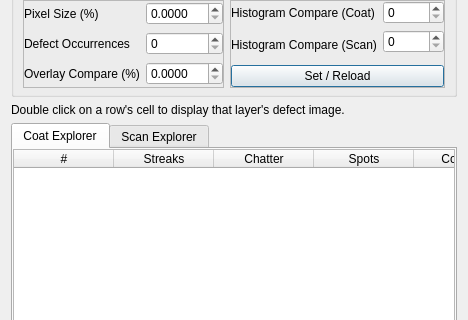
First picture: the form in gui/dialogDefectReports.ui, repository Spinarakk/defectmonitor, before the edit; both pictures show x 0 to 468 and y 82 to 402 of the 468 by 695 pixel window.
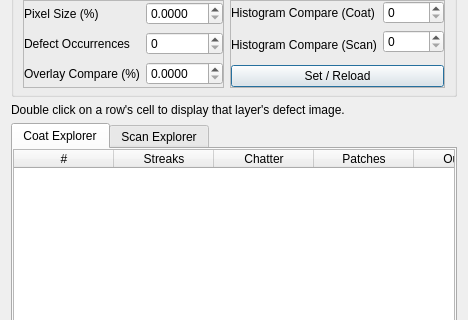
Second picture: the form after the edit. Icons and pictures are not drawn.

What changed in the file:
```diff
--- a/gui/dialogDefectReports.ui
+++ b/gui/dialogDefectReports.ui
@@ -282,12 +282,12 @@
          </column>
          <column>
           <property name="text">
-           <string>Spots</string>
+           <string>Patches</string>
           </property>
          </column>
          <column>
           <property name="text">
-           <string>Contrast</string>
+           <string>Outliers</string>
           </property>
          </column>
          <column>
```
